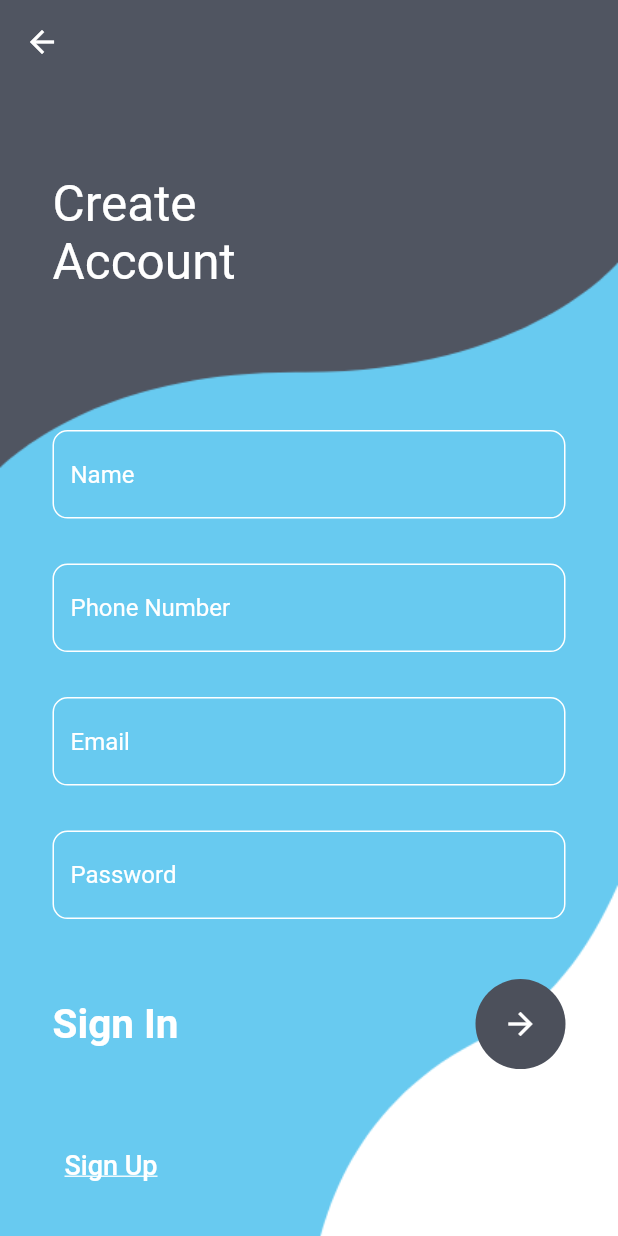
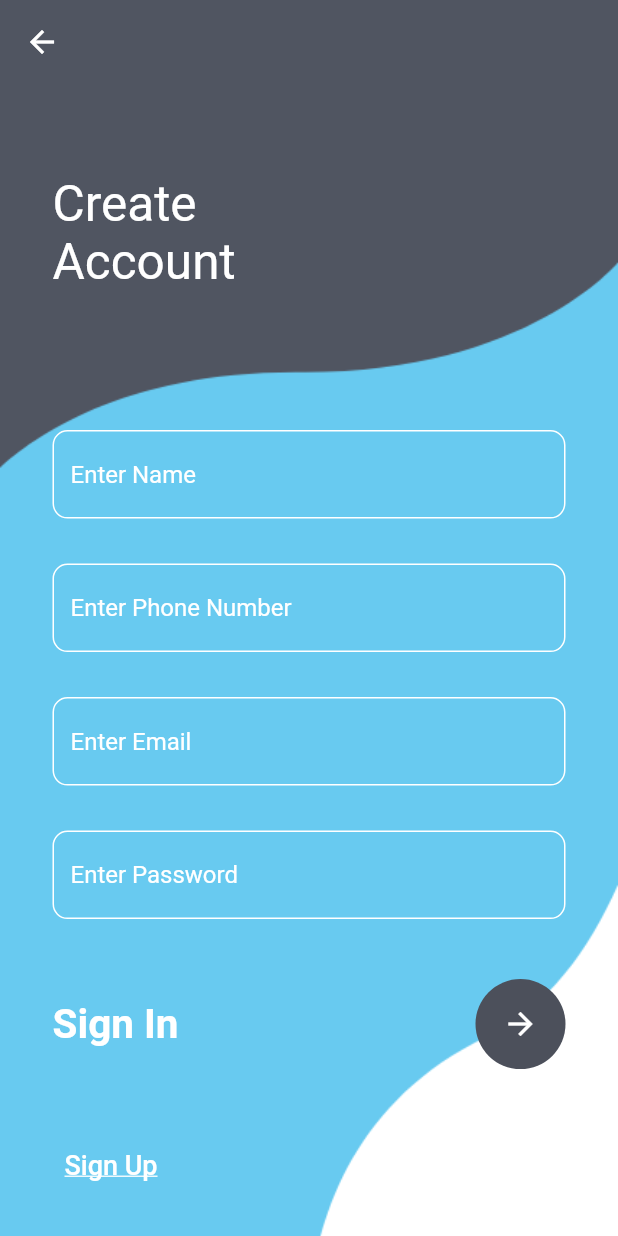
Before and after one commit to Surajpatel24-r/task1, a Flutter app: the screen it shows after launch, after a tap on the "arrow forward" icon, after a tap on "Sign Up", on a phone screen of 412 x 824 dp. Run offline on Flutter 3.47's test engine with Material 2 defaults, Android fonts, the phone set to English and light mode, and no system bars; our stand-ins replace email_validator, shared_preferences.

Commit message:
Added Validation

```diff
--- a/analysis_options.yaml
+++ b/analysis_options.yaml
@@ -7,7 +7,7 @@
 
 # The following line activates a set of recommended lints for Flutter apps,
 # packages, and plugins designed to encourage good coding practices.
-include: package:flutter_lints/flutter.yaml
+# include: package:flutter_lints/flutter.yaml
 
 linter:
   # The lint rules applied to this project can be customized in the
--- a/lib/Screens/login_signup/login.dart
+++ b/lib/Screens/login_signup/login.dart
@@ -1,6 +1,8 @@
 import 'package:email_validator/email_validator.dart';
 import 'package:flutter/material.dart';
 import 'package:task1/Screens/login_signup/signup.dart';
+import 'package:shared_preferences/shared_preferences.dart';
+import '../homepage.dart';
 
 class LoginScreen extends StatefulWidget {
   const LoginScreen({Key? key}) : super(key: key);
@@ -86,8 +88,17 @@ class _LoginScreenState extends State<LoginScreen> {
                               backgroundColor: Color(0xff4c505b),
                               child: IconButton(
                                   color: Colors.white,
-                                  onPressed: () {
+                                  onPressed: () async {
                                     if (_formkey.currentState!.validate()) {
+                                      final prefs =
+                                          await SharedPreferences.getInstance();
+                                      await prefs.setString(
+                                          'username', _emailController.text);
+                                      Navigator.push(
+                                          context,
+                                          MaterialPageRoute(
+                                              builder: (context) =>
+                                                  const HomePage()));
                                       print('form is validated');
                                     } else {
                                       print('form is not validated');
--- a/lib/Screens/login_signup/signup.dart
+++ b/lib/Screens/login_signup/signup.dart
@@ -1,3 +1,4 @@
+import 'package:email_validator/email_validator.dart';
 import 'package:flutter/material.dart';
 
 import '../homepage.dart';
@@ -10,6 +11,13 @@ class SignUpScreen extends StatefulWidget {
 }
 
 class _SignUpScreenState extends State<SignUpScreen> {
+  final _formkey = GlobalKey<FormState>();
+
+  final _emailController = TextEditingController();
+  final _passwordController = TextEditingController();
+  final _fullName = TextEditingController();
+  final _phoneNumber = TextEditingController();
+
   @override
   Widget build(BuildContext context) {
     return Container(
@@ -35,9 +43,14 @@ class _SignUpScreenState extends State<SignUpScreen> {
                       top: MediaQuery.of(context).size.height * 0.28,
                       right: 35,
                       left: 35),
+                  child: Form(
+                    key: _formkey,
                     child: Column(
                       children: [
-                      TextField(
+                        TextFormField(
+                          controller: _fullName,
+                          validator: (value) =>
+                              (value!.isEmpty) ? "Enter Your Name" : null,
                           decoration: InputDecoration(
                               focusedBorder: OutlineInputBorder(
                                   borderRadius: BorderRadius.circular(10),
@@ -47,7 +60,7 @@ class _SignUpScreenState extends State<SignUpScreen> {
                                   borderRadius: BorderRadius.circular(10),
                                   borderSide:
                                       const BorderSide(color: Colors.white)),
-                            hintText: 'Name',
+                              hintText: 'Enter Name',
                               hintStyle: const TextStyle(color: Colors.white),
                               border: OutlineInputBorder(
                                   borderRadius: BorderRadius.circular(10))),
@@ -55,7 +68,12 @@ class _SignUpScreenState extends State<SignUpScreen> {
                         const SizedBox(
                           height: 30,
                         ),
-                      TextField(
+                        TextFormField(
+                          controller: _phoneNumber,
+                          validator: (value) => (value!.isEmpty)
+                              ? "Enter Your Phone Number"
+                              : null,
+                          keyboardType: TextInputType.number,
                           decoration: InputDecoration(
                               focusedBorder: OutlineInputBorder(
                                   borderRadius: BorderRadius.circular(10),
@@ -65,7 +83,7 @@ class _SignUpScreenState extends State<SignUpScreen> {
                                   borderRadius: BorderRadius.circular(10),
                                   borderSide:
                                       const BorderSide(color: Colors.white)),
-                            hintText: 'Phone Number',
+                              hintText: 'Enter Phone Number',
                               hintStyle: const TextStyle(color: Colors.white),
                               border: OutlineInputBorder(
                                   borderRadius: BorderRadius.circular(10))),
@@ -73,7 +91,11 @@ class _SignUpScreenState extends State<SignUpScreen> {
                         const SizedBox(
                           height: 30,
                         ),
-                      TextField(
+                        TextFormField(
+                          validator: (value) => EmailValidator.validate(value!)
+                              ? null
+                              : "Please enter valid email",
+                          controller: _emailController,
                           decoration: InputDecoration(
                               focusedBorder: OutlineInputBorder(
                                   borderRadius: BorderRadius.circular(10),
@@ -83,7 +105,7 @@ class _SignUpScreenState extends State<SignUpScreen> {
                                   borderRadius: BorderRadius.circular(10),
                                   borderSide:
                                       const BorderSide(color: Colors.white)),
-                            hintText: 'Email',
+                              hintText: 'Enter Email',
                               hintStyle: const TextStyle(color: Colors.white),
                               border: OutlineInputBorder(
                                   borderRadius: BorderRadius.circular(10))),
@@ -91,7 +113,10 @@ class _SignUpScreenState extends State<SignUpScreen> {
                         const SizedBox(
                           height: 30,
                         ),
-                      TextField(
+                        TextFormField(
+                          controller: _passwordController,
+                          validator: (value) =>
+                              value!.isEmpty ? "Enter some text" : null,
                           obscureText: true,
                           decoration: InputDecoration(
                               focusedBorder: OutlineInputBorder(
@@ -102,7 +127,7 @@ class _SignUpScreenState extends State<SignUpScreen> {
                                   borderRadius: BorderRadius.circular(10),
                                   borderSide:
                                       const BorderSide(color: Colors.white)),
-                            hintText: 'Password',
+                              hintText: 'Enter Password',
                               hintStyle: const TextStyle(color: Colors.white),
                               border: OutlineInputBorder(
                                   borderRadius: BorderRadius.circular(10))),
@@ -127,11 +152,16 @@ class _SignUpScreenState extends State<SignUpScreen> {
                               child: IconButton(
                                   color: Colors.white,
                                   onPressed: () {
+                                    if (_formkey.currentState!.validate()) {
                                       Navigator.push(
                                           context,
                                           MaterialPageRoute(
                                               builder: (context) =>
                                                   const HomePage()));
+                                      print('form is validated');
+                                    } else {
+                                      print('form is not validated');
+                                    }
                                   },
                                   icon: const Icon(
                                     Icons.arrow_forward,
@@ -162,6 +192,7 @@ class _SignUpScreenState extends State<SignUpScreen> {
                       ],
                     ),
                   ),
+                ),
               )
             ],
           )),
--- a/lib/Screens/splashscreen.dart
+++ b/lib/Screens/splashscreen.dart
@@ -16,7 +16,7 @@ class _SplashScreenState extends State<SplashScreen> {
     super.initState();
     Timer(
         const Duration(seconds: 3),
-        () => Navigator.push(
+        () => Navigator.pushReplacement(
             context,
             MaterialPageRoute(
               builder: (context) => const LoginScreen(),
--- a/pubspec.yaml
+++ b/pubspec.yaml
@@ -35,6 +35,8 @@ dependencies:
   # Use with the CupertinoIcons class for iOS style icons.
   cupertino_icons: ^1.0.2
   email_validator: ^2.0.1
+  phone_number: ^0.12.0+2
+  shared_preferences: ^2.0.15
 
 dev_dependencies:
   flutter_test:
```
Also changed, not shown: lib/Screens/homepage.dart (+19 -4 lines), lib/Screens/login_signup/forgetpassword.dart (added, +15 -0 lines), pubspec.lock. Lines whose indentation alone changed are shown as unchanged.
